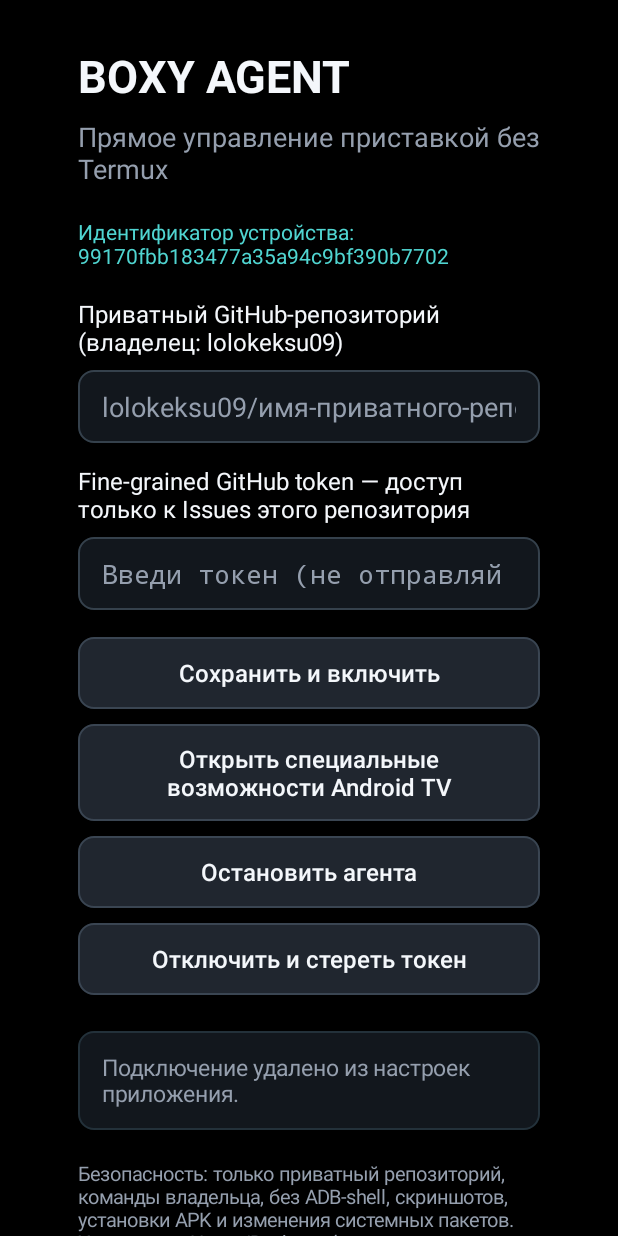
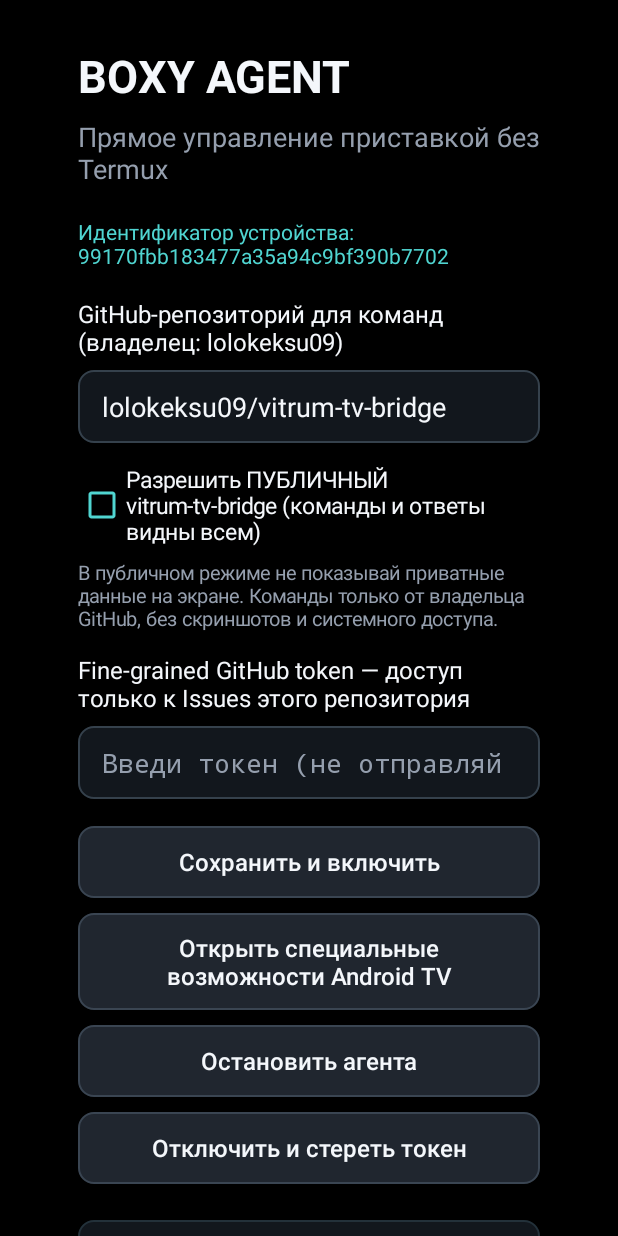
Before and after one commit to lolokeksu09/vitrum-tv-bridge, an Android app: the MainActivity screen opened directly, with no data from a screen before it, after a tap on "Отключить и стереть токен", on a phone screen of 412 x 824 dp. Run offline under Robolectric (Android 15) with nearby library versions, the phone set to English and light mode, and no system bars; pictures from the network do not load; 2 other taps on this screen came first.

Commit message:
BOXY Agent v0.2.0: public GitHub Issues control with explicit TV consent (#484)
* feat(boxy-agent): explicitly consented public GitHub Issues mode with owner-only commands

* docs: make public setup primary and private mode optional

```diff
--- a/boxy-agent/app/build.gradle
+++ b/boxy-agent/app/build.gradle
@@ -8,8 +8,8 @@ android {
         applicationId 'dev.lolokeksu.boxyagent'
         minSdk 26
         targetSdk 30
-        versionCode 1
-        versionName '0.1.0'
+        versionCode 2
+        versionName '0.2.0'
     }
     compileOptions {
         sourceCompatibility JavaVersion.VERSION_17
--- a/boxy-agent/app/src/main/java/dev/lolokeksu/boxyagent/MainActivity.java
+++ b/boxy-agent/app/src/main/java/dev/lolokeksu/boxyagent/MainActivity.java
@@ -15,6 +15,7 @@ import android.view.Gravity;
 import android.view.View;
 import android.view.ViewGroup;
 import android.widget.Button;
+import android.widget.CheckBox;
 import android.widget.EditText;
 import android.widget.LinearLayout;
 import android.widget.ScrollView;
@@ -26,6 +27,7 @@ public final class MainActivity extends Activity {
     private static final int CYAN = Color.rgb(80, 213, 209);
     private EditText repoInput;
     private EditText tokenInput;
+    private CheckBox publicConsent;
     private TextView status;
     private final Handler handler = new Handler(Looper.getMainLooper());
     private final Runnable refresh = new Runnable() {
@@ -101,7 +103,7 @@ public final class MainActivity extends Activity {
         id.setTextIsSelectable(true);
         content.addView(id);
         addSpace(content, 18);
-        content.addView(text("Приватный GitHub-репозиторий (владелец: lolokeksu09)", 16, WHITE));
+        content.addView(text("GitHub-репозиторий для команд (владелец: lolokeksu09)", 16, WHITE));
         addSpace(content, 8);
 
         repoInput = new EditText(this);
@@ -111,10 +113,22 @@ public final class MainActivity extends Activity {
         repoInput.setBackground(shape(0xff12171d, 0xff35414c));
         repoInput.setPadding(dp(16), dp(12), dp(16), dp(12));
         repoInput.setInputType(InputType.TYPE_CLASS_TEXT);
-        repoInput.setHint("lolokeksu09/имя-приватного-репозитория");
-        repoInput.setText(AgentConfig.repo(this));
+        repoInput.setHint(AgentPolicy.PUBLIC_CONTROL_REPO);
+        repoInput.setText(AgentConfig.repo(this).isEmpty()
+                ? AgentPolicy.PUBLIC_CONTROL_REPO : AgentConfig.repo(this));
         content.addView(repoInput, new LinearLayout.LayoutParams(
                 ViewGroup.LayoutParams.MATCH_PARENT, ViewGroup.LayoutParams.WRAP_CONTENT));
+        addSpace(content, 14);
+        publicConsent = new CheckBox(this);
+        publicConsent.setText("Разрешить ПУБЛИЧНЫЙ vitrum-tv-bridge (команды и ответы видны всем)");
+        publicConsent.setTextSize(15);
+        publicConsent.setTextColor(WHITE);
+        publicConsent.setButtonTintList(android.content.res.ColorStateList.valueOf(CYAN));
+        publicConsent.setChecked(AgentConfig.publicModeEnabled(this));
+        content.addView(publicConsent);
+        addSpace(content, 8);
+        content.addView(text("В публичном режиме не показывай приватные данные на экране. "
+                + "Команды только от владельца GitHub, без скриншотов и системного доступа.", 13, MUTED));
         addSpace(content, 14);
         content.addView(text("Fine-grained GitHub token — доступ только к Issues этого репозитория", 16, WHITE));
         addSpace(content, 8);
@@ -138,7 +152,12 @@ public final class MainActivity extends Activity {
             String selected = repoInput.getText().toString().trim();
             String suppliedToken = tokenInput.getText().toString().trim();
             if (!AgentPolicy.allowedRepo(selected)) {
-                message("Укажи приватный репозиторий в своём GitHub-аккаунте.");
+                message("Укажи репозиторий своего GitHub-аккаунта.");
+                return;
+            }
+            boolean publicMode = publicConsent.isChecked();
+            if (publicMode && !AgentPolicy.PUBLIC_CONTROL_REPO.equals(selected)) {
+                message("Публичный режим разрешён только для vitrum-tv-bridge.");
                 return;
             }
             try {
@@ -148,9 +167,9 @@ public final class MainActivity extends Activity {
                     message("Сначала введи fine-grained token.");
                     return;
                 }
-                AgentConfig.saveRepo(this, selected);
+                AgentConfig.saveRepo(this, selected, publicMode);
                 AgentConfig.setEnabled(this, true);
-                AgentConfig.setStatus(this, "Проверка приватного GitHub…");
+                AgentConfig.setStatus(this, publicMode ? "Проверка публичного GitHub…" : "Проверка приватного GitHub…");
                 Intent service = new Intent(this, AgentService.class);
                 if (Build.VERSION.SDK_INT >= 26) startForegroundService(service);
                 else startService(service);
@@ -184,8 +203,9 @@ public final class MainActivity extends Activity {
         forget.setOnClickListener(v -> {
             stopService(new Intent(this, AgentService.class));
             AgentConfig.disconnect(this);
-            repoInput.setText("");
+            repoInput.setText(AgentPolicy.PUBLIC_CONTROL_REPO);
             tokenInput.setText("");
+            publicConsent.setChecked(false);
             message("Подключение удалено из настроек приложения.");
         });
         content.addView(forget);
@@ -196,9 +216,9 @@ public final class MainActivity extends Activity {
         status.setBackground(shape(0xff12171d, 0xff23313a));
         content.addView(status);
         addSpace(content, 20);
-        content.addView(text("Безопасность: только приватный репозиторий, команды владельца, "
-                + "без ADB-shell, скриншотов, установки APK и изменения системных пакетов. "
-                + "Управление Home/Back требует разрешения Android Accessibility.", 13, MUTED));
+        content.addView(text("Безопасность: в публичном режиме запросы и ответы доступны всем. "
+                + "Разрешены только команды владельца, без ADB-shell, скриншотов, установки APK "
+                + "и изменения системных пакетов. Home/Back требуют разрешения Accessibility.", 13, MUTED));
     }
 
     @Override protected void onResume() {
```
Also changed, not shown: boxy-agent/app/src/main/java/dev/lolokeksu/boxyagent/AgentConfig.java (+11 -6 lines), boxy-agent/app/src/main/java/dev/lolokeksu/boxyagent/AgentPolicy.java (+8 -0 lines), boxy-agent/app/src/main/java/dev/lolokeksu/boxyagent/AgentService.java (+13 -8 lines), 3 other files.
